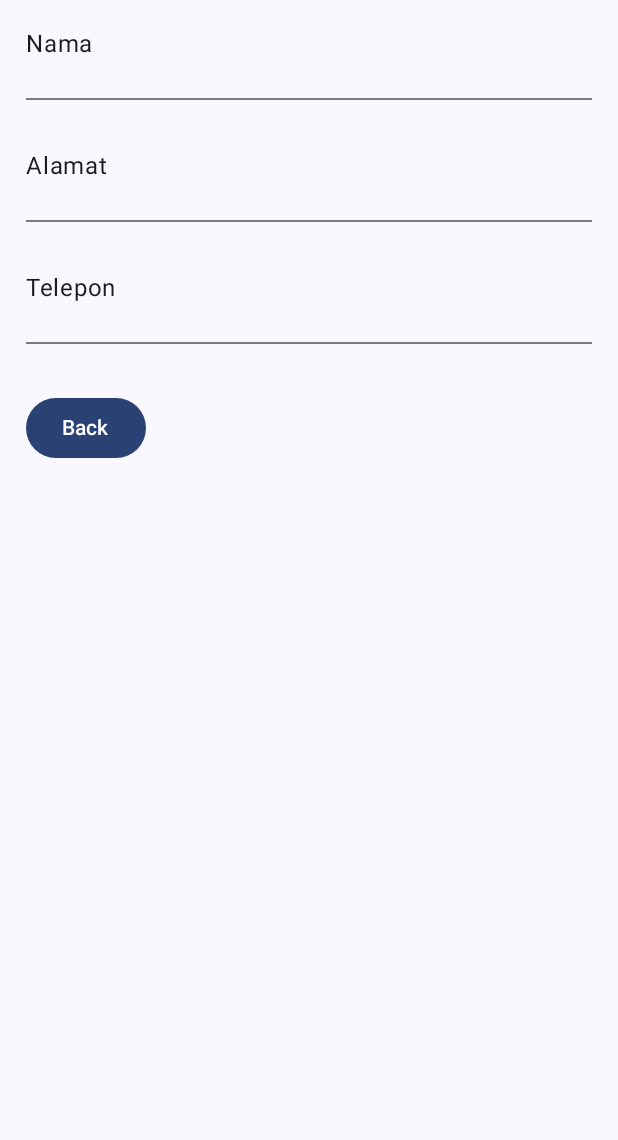
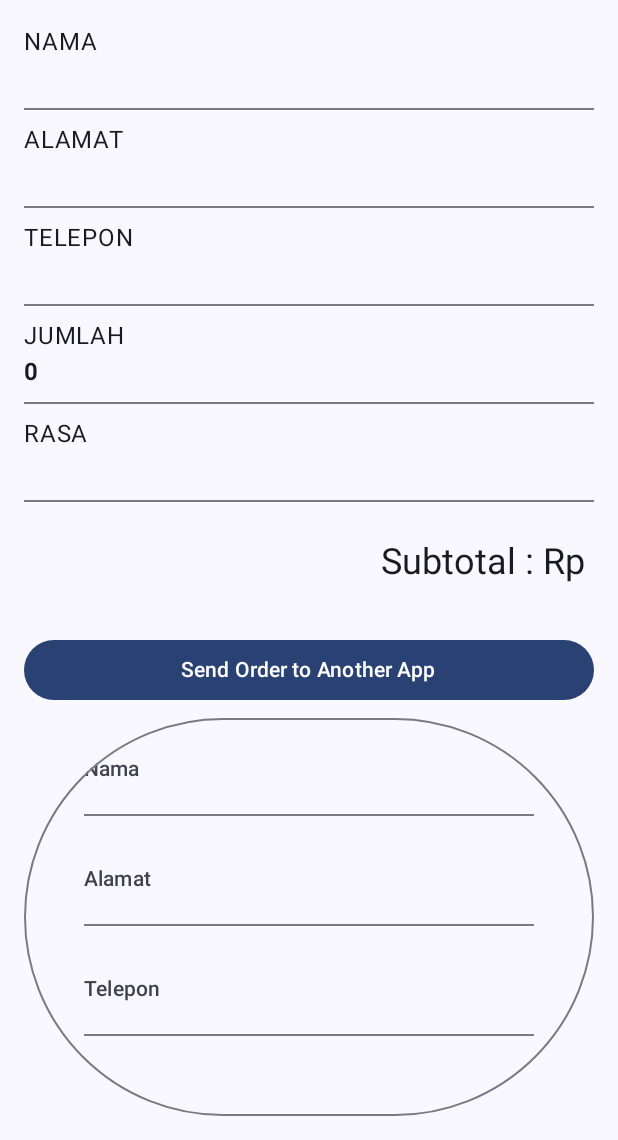
Before and after one commit to Dinawulan14/028_NavigationWithData, an Android app built with Jetpack Compose: the Summary screen opened through its navigation route, on a phone screen of 412 x 824 dp, the part 96-1236 px from its top. Run offline under Robolectric (Android 15) with nearby library versions, the phone set to English and light mode, and no system bars.

Commit message:
menghapus file halamanisiUser

```diff
--- a/app/src/main/java/com/example/navigationwithdata/HalamanDua.kt
+++ b/app/src/main/java/com/example/navigationwithdata/HalamanDua.kt
@@ -4,6 +4,7 @@ import androidx.compose.foundation.layout.Arrangement
 import androidx.compose.foundation.layout.Column
 import androidx.compose.foundation.layout.Row
 import androidx.compose.foundation.layout.Spacer
+import androidx.compose.foundation.layout.fillMaxSize
 import androidx.compose.foundation.layout.fillMaxWidth
 import androidx.compose.foundation.layout.height
 import androidx.compose.foundation.layout.padding
@@ -17,6 +18,7 @@ import androidx.compose.ui.Modifier
 import androidx.compose.ui.res.dimensionResource
 import androidx.compose.ui.res.stringResource
 import androidx.compose.ui.text.font.FontWeight
+import androidx.compose.ui.unit.dp
 import com.example.navigationwithdata.data.OrderUIState
 import com.example.navigationwithdata.ui.theme.komponen.FormatLabelHarga
 
@@ -27,8 +29,11 @@ fun HalamanDua (
     modifier: Modifier = Modifier
 ) {
     val items = listOf(
+        Pair(stringResource(R.string.nama), orderUIState.nama),
+        Pair(stringResource(R.string.alamat), orderUIState.alamat),
+        Pair(stringResource(R.string.telepon), orderUIState.telepon),
         Pair(stringResource(R.string.quantity), orderUIState.jumlah),
-        Pair(stringResource(R.string.flavors), orderUIState.rasa)
+        Pair(stringResource(R.string.flavors), orderUIState.rasa),
     )
 
     Column(
@@ -72,7 +77,27 @@ fun HalamanDua (
                     modifier = Modifier.fillMaxWidth(),
                     onClick = onCancelButtonClicked
                 ) {
-                    Text(stringResource(R.string.cancel))
+                    Column(
+                        modifier = Modifier
+                            .padding(16.dp)
+                            .fillMaxSize()
+                    ) {
+                        Text(text = "Nama")
+                        Text(text = orderUIState.nama)
+                        Divider()
+                        Spacer(modifier = Modifier.padding(16.dp))
+                        Text(text = "Alamat")
+                        Text(text = orderUIState.alamat)
+                        Divider()
+                        Spacer(modifier = Modifier.padding(16.dp))
+                        Text(text = "Telepon")
+                        Text(text = orderUIState.telepon)
+                        Divider()
+                        Spacer(modifier = Modifier.padding(16.dp))
+                        Button(onCancelButtonClicked) {
+                            Text(stringResource(R.string.cancel))
+                        }
+                    }
                 }
             }
         }
--- a/app/src/main/java/com/example/navigationwithdata/HalamanIsiUser.kt
+++ /dev/null
@@ -1,43 +0,0 @@
-package com.example.navigationwithdata
-
-import android.widget.Button
-import androidx.compose.foundation.layout.Column
-import androidx.compose.foundation.layout.Spacer
-import androidx.compose.foundation.layout.fillMaxSize
-import androidx.compose.foundation.layout.padding
-import androidx.compose.material3.Button
-import androidx.compose.material3.Divider
-import androidx.compose.material3.Text
-import androidx.compose.runtime.Composable
-import androidx.compose.ui.Modifier
-import androidx.compose.ui.res.stringResource
-import androidx.compose.ui.unit.dp
-import com.example.navigationwithdata.data.OrderUIState
-
-@Composable
-fun HalamanIsiUser(
-    orderUIState: OrderUIState,
-    onCancelButtonClick: () -> Unit
-){
-    Column(
-        modifier = Modifier
-            .padding(17.dp)
-            .fillMaxSize()
-    ){
-        Text(text = "Nama")
-        Text(text = orderUIState.nama)
-        Divider()
-        Spacer(modifier = Modifier.padding(16.dp))
-        Text(text = "Alamat")
-        Text(text = orderUIState.alamat)
-        Divider()
-        Spacer(modifier = Modifier.padding(16.dp))
-        Text(text = "Telepon")
-        Text(text = orderUIState.telepon)
-        Divider()
-        Spacer(modifier = Modifier.padding(16.dp))
-        Button(onCancelButtonClick){
-            Text(text = stringResource(id = R.string.btn_back))
-        }
-    }
-}
--- a/app/src/main/java/com/example/navigationwithdata/PengelolaHalaman.kt
+++ b/app/src/main/java/com/example/navigationwithdata/PengelolaHalaman.kt
@@ -60,7 +60,6 @@ fun EsJumboAppBar(
     )
 }
 
-@OptIn(ExperimentalMaterial3Api::class)
 @Composable
 fun EsJumboApp(
     viewModel: OrderViewModel = viewModel(),
@@ -111,11 +110,10 @@ fun EsJumboApp(
                     })
             }
             composable(route = PengelolaHalaman.Summary.name) {
-                HalamanIsiUser(orderUIState = uiState,
-                    onCancelButtonClick = {
-                        navController.navigate(PengelolaHalaman.Formulir.name
-                        )
-                    })
+                HalamanDua(
+                    orderUIState = uiState,
+                    onCancelButtonClicked = { cancelOrderAndNavigateToRasa(navController) },
+                )
             }
         }
             }
--- a/app/src/main/res/values/strings.xml
+++ b/app/src/main/res/values/strings.xml
@@ -5,7 +5,7 @@
     <string name="alamat">Alamat</string>
     <string name="telepon">Telepon</string>
     <string name="btn_next">Next</string>
-    <string name="btn_back">Back</string>
+    <string name="btn_cancel">Batal</string>
     <string name="confirm">Konfirmasi</string>
     <string name="next">Lanjut</string>
     <string name="cancel">Batal</string>
```
